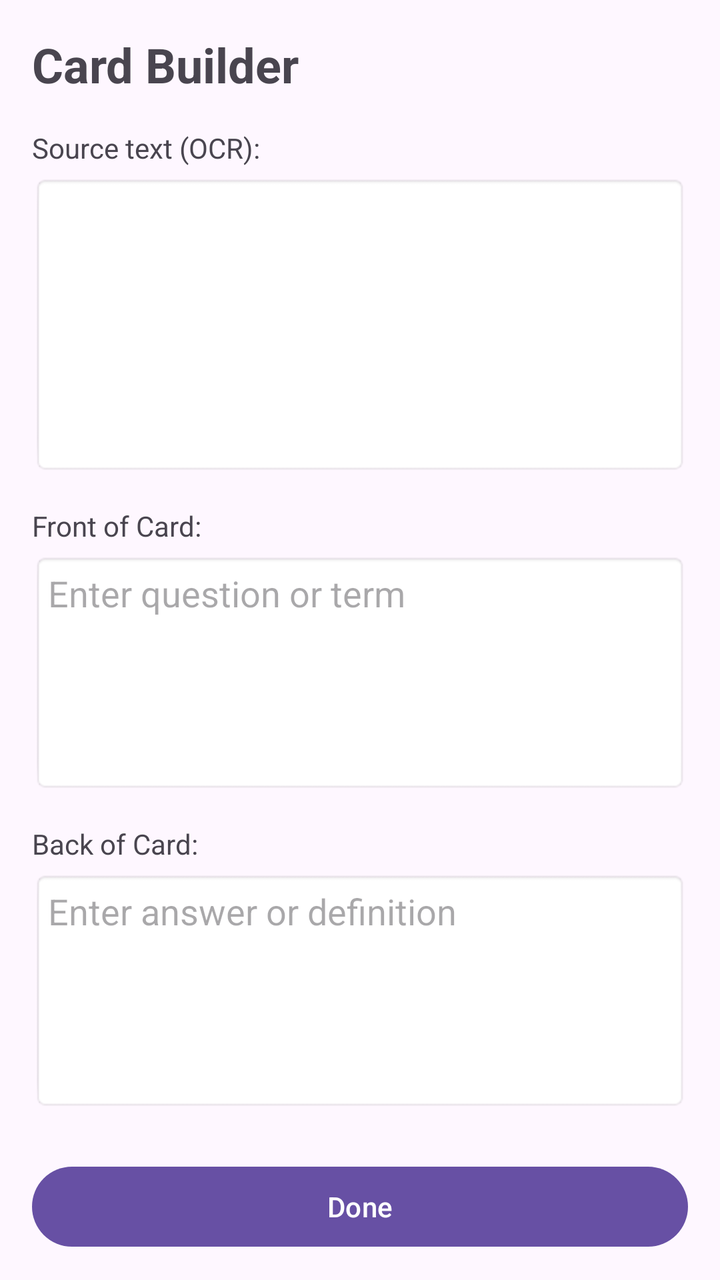
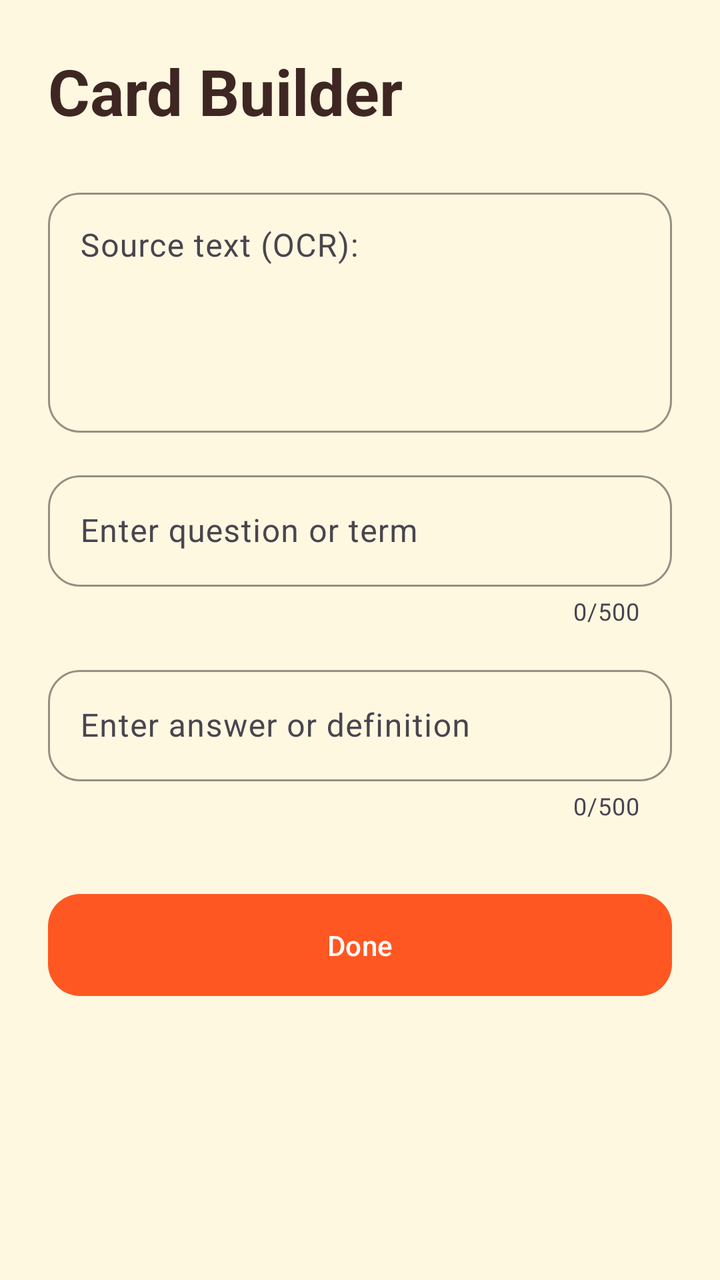

Before-and-after screenshots of an Android layout around one commit, followed by the original layout XML and the change that was made.
<!-- AndroidManifest.xml: application theme Theme.FlashNote -->
<!-- res/layout/activity_card_builder.xml -->
<?xml version="1.0" encoding="utf-8"?>
<androidx.constraintlayout.widget.ConstraintLayout xmlns:android="http://schemas.android.com/apk/res/android"
    xmlns:app="http://schemas.android.com/apk/res-auto"
    xmlns:tools="http://schemas.android.com/tools"
    android:layout_width="match_parent"
    android:layout_height="match_parent"
    android:padding="16dp"
    tools:context=".CardBuilderActivity">

    <TextView
        android:id="@+id/cardBuilderTitle"
        android:layout_width="0dp"
        android:layout_height="wrap_content"
        android:text="Card Builder"
        android:textSize="24sp"
        android:textStyle="bold"
        app:layout_constraintTop_toTopOf="parent"
        app:layout_constraintStart_toStartOf="parent"
        app:layout_constraintEnd_toEndOf="parent" />

    <TextView
        android:id="@+id/sourceLabel"
        android:layout_width="wrap_content"
        android:layout_height="wrap_content"
        android:text="Source text (OCR):"
        android:layout_marginTop="16dp"
        app:layout_constraintTop_toBottomOf="@id/cardBuilderTitle"
        app:layout_constraintStart_toStartOf="parent" />

    <EditText
        android:id="@+id/sourceEditText"
        android:layout_width="0dp"
        android:layout_height="150dp"
        android:gravity="top|start"
        android:inputType="textMultiLine"
        android:padding="8dp"
        android:scrollbars="vertical"
        android:background="@android:drawable/editbox_background"
        android:layout_marginTop="4dp"
        app:layout_constraintTop_toBottomOf="@id/sourceLabel"
        app:layout_constraintStart_toStartOf="parent"
        app:layout_constraintEnd_toEndOf="parent" />

    <TextView
        android:id="@+id/frontLabel"
        android:layout_width="wrap_content"
        android:layout_height="wrap_content"
        android:text="Front of Card:"
        android:layout_marginTop="16dp"
        app:layout_constraintTop_toBottomOf="@id/sourceEditText"
        app:layout_constraintStart_toStartOf="parent" />

    <EditText
        android:id="@+id/frontEditText"
        android:layout_width="0dp"
        android:layout_height="120dp"
        android:hint="Enter question or term"
        android:inputType="textMultiLine"
        android:maxLength="500"
        android:gravity="top|start"
        android:padding="8dp"
        android:scrollbars="vertical"
        android:background="@android:drawable/editbox_background"
        android:layout_marginTop="4dp"
        app:layout_constraintTop_toBottomOf="@id/frontLabel"
        app:layout_constraintStart_toStartOf="parent"
        app:layout_constraintEnd_toEndOf="parent" />

    <TextView
        android:id="@+id/backLabel"
        android:layout_width="wrap_content"
        android:layout_height="wrap_content"
        android:text="Back of Card:"
        android:layout_marginTop="16dp"
        app:layout_constraintTop_toBottomOf="@id/frontEditText"
        app:layout_constraintStart_toStartOf="parent" />

    <EditText
        android:id="@+id/backEditText"
        android:layout_width="0dp"
        android:layout_height="120dp"
        android:hint="Enter answer or definition"
        android:inputType="textMultiLine"
        android:maxLength="500"
        android:gravity="top|start"
        android:padding="8dp"
        android:scrollbars="vertical"
        android:background="@android:drawable/editbox_background"
        android:layout_marginTop="4dp"
        app:layout_constraintTop_toBottomOf="@id/backLabel"
        app:layout_constraintStart_toStartOf="parent"
        app:layout_constraintEnd_toEndOf="parent" />

    <Button
        android:id="@+id/doneButton"
        android:layout_width="0dp"
        android:layout_height="wrap_content"
        android:text="Done"
        android:layout_marginTop="24dp"
        app:layout_constraintTop_toBottomOf="@id/backEditText"
        app:layout_constraintStart_toStartOf="parent"
        app:layout_constraintEnd_toEndOf="parent" />

</androidx.constraintlayout.widget.ConstraintLayout>
<!-- resources referenced by this layout -->
<resources>
  <style name="Theme.FlashNote" parent="Base.Theme.FlashNote" />
  <style name="Base.Theme.FlashNote" parent="Theme.Material3.DayNight.NoActionBar">
          
          
      </style>
</resources>

<!-- the commit's change to res/layout/activity_card_builder.xml (unified diff, before → after) -->
@@ -1,104 +1,117 @@
 <?xml version="1.0" encoding="utf-8"?>
-<androidx.constraintlayout.widget.ConstraintLayout xmlns:android="http://schemas.android.com/apk/res/android"
+<androidx.coordinatorlayout.widget.CoordinatorLayout xmlns:android="http://schemas.android.com/apk/res/android"
     xmlns:app="http://schemas.android.com/apk/res-auto"
-    xmlns:tools="http://schemas.android.com/tools"
     android:layout_width="match_parent"
     android:layout_height="match_parent"
-    android:padding="16dp"
-    tools:context=".CardBuilderActivity">
+    android:background="@color/surface">
 
-    <TextView
-        android:id="@+id/cardBuilderTitle"
-        android:layout_width="0dp"
-        android:layout_height="wrap_content"
-        android:text="Card Builder"
-        android:textSize="24sp"
-        android:textStyle="bold"
-        app:layout_constraintTop_toTopOf="parent"
-        app:layout_constraintStart_toStartOf="parent"
-        app:layout_constraintEnd_toEndOf="parent" />
+    <androidx.core.widget.NestedScrollView
+        android:layout_width="match_parent"
+        android:layout_height="match_parent"
+        android:clipToPadding="false"
+        android:padding="24dp">
 
-    <TextView
-        android:id="@+id/sourceLabel"
-        android:layout_width="wrap_content"
-        android:layout_height="wrap_content"
-        android:text="Source text (OCR):"
-        android:layout_marginTop="16dp"
-        app:layout_constraintTop_toBottomOf="@id/cardBuilderTitle"
-        app:layout_constraintStart_toStartOf="parent" />
+        <LinearLayout
+            android:layout_width="match_parent"
+            android:layout_height="wrap_content"
+            android:orientation="vertical">
 
-    <EditText
-        android:id="@+id/sourceEditText"
-        android:layout_width="0dp"
-        android:layout_height="150dp"
-        android:gravity="top|start"
-        android:inputType="textMultiLine"
-        android:padding="8dp"
-        android:scrollbars="vertical"
-        android:background="@android:drawable/editbox_background"
-        android:layout_marginTop="4dp"
-        app:layout_constraintTop_toBottomOf="@id/sourceLabel"
-        app:layout_constraintStart_toStartOf="parent"
-        app:layout_constraintEnd_toEndOf="parent" />
+            <TextView
+                android:id="@+id/cardBuilderTitle"
+                android:layout_width="match_parent"
+                android:layout_height="wrap_content"
+                android:text="@string/card_builder_title"
+                android:textColor="@color/on_surface"
+                android:textSize="32sp"
+                android:textStyle="bold" />
 
-    <TextView
-        android:id="@+id/frontLabel"
-        android:layout_width="wrap_content"
-        android:layout_height="wrap_content"
-        android:text="Front of Card:"
-        android:layout_marginTop="16dp"
-        app:layout_constraintTop_toBottomOf="@id/sourceEditText"
-        app:layout_constraintStart_toStartOf="parent" />
+            <com.google.android.material.textfield.TextInputLayout
+                android:id="@+id/sourceInputLayout"
+                style="@style/Widget.Material3.TextInputLayout.OutlinedBox"
+                android:layout_width="match_parent"
+                android:layout_height="wrap_content"
+                android:layout_marginTop="24dp"
+                android:hint="@string/source_text_label"
+                app:boxCornerRadiusBottomEnd="16dp"
+                app:boxCornerRadiusBottomStart="16dp"
+                app:boxCornerRadiusTopEnd="16dp"
+                app:boxCornerRadiusTopStart="16dp"
+                app:boxStrokeColor="@color/primary">
 
-    <EditText
-        android:id="@+id/frontEditText"
-        android:layout_width="0dp"
-        android:layout_height="120dp"
-        android:hint="Enter question or term"
-        android:inputType="textMultiLine"
-        android:maxLength="500"
-        android:gravity="top|start"
-        android:padding="8dp"
-        android:scrollbars="vertical"
-        android:background="@android:drawable/editbox_background"
-        android:layout_marginTop="4dp"
-        app:layout_constraintTop_toBottomOf="@id/frontLabel"
-        app:layout_constraintStart_toStartOf="parent"
-        app:layout_constraintEnd_toEndOf="parent" />
+                <com.google.android.material.textfield.TextInputEditText
+                    android:id="@+id/sourceEditText"
+                    android:layout_width="match_parent"
+                    android:layout_height="120dp"
+                    android:gravity="top|start"
+                    android:inputType="textMultiLine"
+                    android:scrollbars="vertical"
+                    android:textColor="@color/on_surface" />
+            </com.google.android.material.textfield.TextInputLayout>
 
-    <TextView
-        android:id="@+id/backLabel"
-        android:layout_width="wrap_content"
-        android:layout_height="wrap_content"
-        android:text="Back of Card:"
-        android:layout_marginTop="16dp"
-        app:layout_constraintTop_toBottomOf="@id/frontEditText"
-        app:layout_constraintStart_toStartOf="parent" />
+            <com.google.android.material.textfield.TextInputLayout
+                android:id="@+id/frontInputLayout"
+                style="@style/Widget.Material3.TextInputLayout.OutlinedBox"
+                android:layout_width="match_parent"
+                android:layout_height="wrap_content"
+                android:layout_marginTop="16dp"
 
-    <EditText
-        android:id="@+id/backEditText"
-        android:layout_width="0dp"
-        android:layout_height="120dp"
-        android:hint="Enter answer or definition"
-        android:inputType="textMultiLine"
-        android:maxLength="500"
-        android:gravity="top|start"
-        android:padding="8dp"
-        android:scrollbars="vertical"
-        android:background="@android:drawable/editbox_background"
-        android:layout_marginTop="4dp"
-        app:layout_constraintTop_toBottomOf="@id/backLabel"
-        app:layout_constraintStart_toStartOf="parent"
-        app:layout_constraintEnd_toEndOf="parent" />
+                app:boxCornerRadiusBottomEnd="16dp"
+                app:boxCornerRadiusBottomStart="16dp"
+                app:boxCornerRadiusTopEnd="16dp"
+                app:boxCornerRadiusTopStart="16dp"
+                app:boxStrokeColor="@color/secondary"
+                app:counterEnabled="true"
+                app:counterMaxLength="500">
 
-    <Button
-        android:id="@+id/doneButton"
-        android:layout_width="0dp"
-        android:layout_height="wrap_content"
-        android:text="Done"
-        android:layout_marginTop="24dp"
-        app:layout_constraintTop_toBottomOf="@id/backEditText"
-        app:layout_constraintStart_toStartOf="parent"
-        app:layout_constraintEnd_toEndOf="parent" />
+                <com.google.android.material.textfield.TextInputEditText
+                    android:id="@+id/frontEditText"
+                    android:layout_width="match_parent"
+                    android:layout_height="wrap_content"
+                    android:hint="@string/hint_front"
+                    android:inputType="textMultiLine"
+                    android:maxLength="500"
+                    android:scrollbars="vertical"
+                    android:textColor="@color/on_surface" />
+            </com.google.android.material.textfield.TextInputLayout>
 
-</androidx.constraintlayout.widget.ConstraintLayout>
+            <com.google.android.material.textfield.TextInputLayout
+                android:id="@+id/backInputLayout"
+                style="@style/Widget.Material3.TextInputLayout.OutlinedBox"
+                android:layout_width="match_parent"
+                android:layout_height="wrap_content"
+                android:layout_marginTop="16dp"
+
+                app:boxCornerRadiusBottomEnd="16dp"
+                app:boxCornerRadiusBottomStart="16dp"
+                app:boxCornerRadiusTopEnd="16dp"
+                app:boxCornerRadiusTopStart="16dp"
+                app:boxStrokeColor="@color/primary"
+                app:counterEnabled="true"
+                app:counterMaxLength="500">
+
+                <com.google.android.material.textfield.TextInputEditText
+                    android:id="@+id/backEditText"
+                    android:layout_width="match_parent"
+                    android:layout_height="wrap_content"
+                    android:hint="@string/hint_back"
+                    android:inputType="textMultiLine"
+                    android:maxLength="500"
+                    android:scrollbars="vertical"
+                    android:textColor="@color/on_surface" />
+            </com.google.android.material.textfield.TextInputLayout>
+
+            <com.google.android.material.button.MaterialButton
+                android:id="@+id/doneButton"
+                android:layout_width="match_parent"
+                android:layout_height="wrap_content"
+                android:layout_marginTop="32dp"
+                android:layout_marginBottom="32dp"
+                android:text="@string/done"
+                android:padding="16dp"
+                app:cornerRadius="16dp"
+                app:backgroundTint="@color/secondary" />
+
+        </LinearLayout>
+    </androidx.core.widget.NestedScrollView>
+
+</androidx.coordinatorlayout.widget.CoordinatorLayout>
<!-- resource entries referenced after the edit -->
@@ -1,9 +1,26 @@
 <!-- resources referenced by this layout -->
 <resources>
+  <color name="on_surface">#3E2723</color>
+  <color name="primary">#FF9800</color>
+  <color name="secondary">#FF5722</color>
+  <color name="surface">#FFF8E1</color>
+  <string name="card_builder_title">Card Builder</string>
+  <string name="done">Done</string>
+  <string name="hint_back">Enter answer or definition</string>
+  <string name="hint_front">Enter question or term</string>
+  <string name="source_text_label">Source text (OCR):</string>
   <style name="Theme.FlashNote" parent="Base.Theme.FlashNote" />
   <style name="Base.Theme.FlashNote" parent="Theme.Material3.DayNight.NoActionBar">
-          
-          
+          <item name="colorPrimary">@color/primary</item>
+          <item name="colorOnPrimary">@color/on_primary</item>
+          <item name="colorSecondary">@color/secondary</item>
+          <item name="colorOnSecondary">@color/on_secondary</item>
+          <item name="android:windowBackground">@color/background</item>
+          <item name="colorSurface">@color/surface</item>
+          <item name="colorOnSurface">@color/on_surface</item>
       </style>
+  <color name="on_primary">#FFFFFF</color>
+  <color name="on_secondary">#FFFFFF</color>
+  <color name="background">#FFFFFF</color>
 </resources>
 
